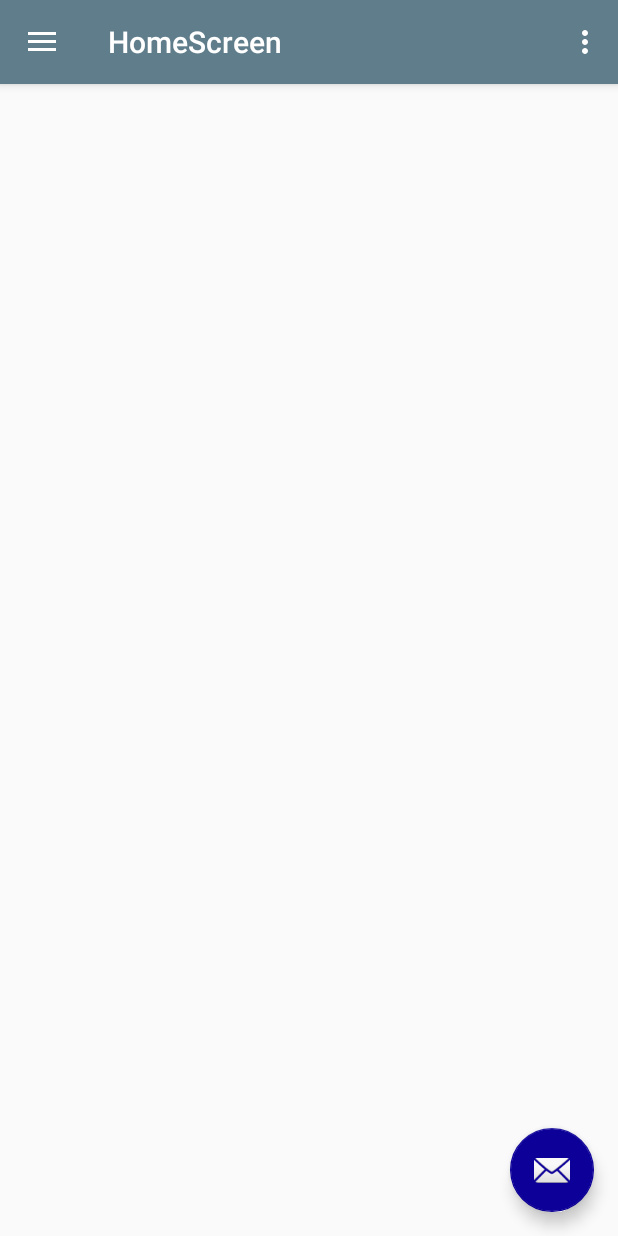
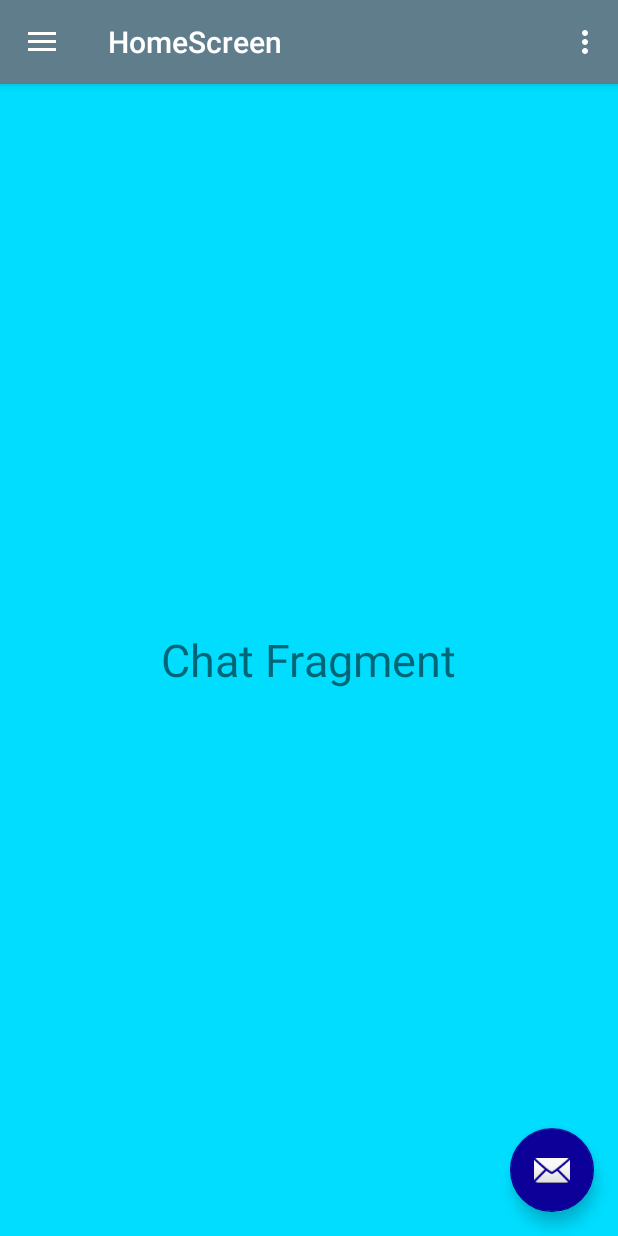
Before and after one commit to felixchanhk/HealthCorner, an Android app: the HomeScreen screen opened directly, with no data from a screen before it, in the side drawer, after a tap on "Gallery", on a phone screen of 412 x 824 dp. Run offline under Robolectric (Android 15) with nearby library versions, the light colour scheme and no system bars; 2 statements that could not run were skipped.

Commit message:
add some fragment into the app

```diff
--- a/app/src/main/AndroidManifest.xml
+++ b/app/src/main/AndroidManifest.xml
@@ -12,7 +12,8 @@
         <activity
             android:name=".HomeScreen"
             android:label="@string/title_activity_home_screen"
-            android:theme="@style/AppTheme.NoActionBar"></activity>
+            android:theme="@style/AppTheme.NoActionBar">
+        </activity>
         <activity android:name=".view.RegisterActivity" />
         <activity android:name=".view.MainActivity" />
         <activity android:name=".view.LoginActivity">
--- a/app/src/main/java/com/example/healthcorner/HomeScreen.java
+++ b/app/src/main/java/com/example/healthcorner/HomeScreen.java
@@ -16,6 +16,10 @@ import android.support.v7.app.AppCompatActivity;
 import android.support.v7.widget.Toolbar;
 import android.view.Menu;
 import android.widget.TextView;
+
+import com.example.healthcorner.view.Bmi_Fragment;
+import com.example.healthcorner.view.DrinkWater_Fragment;
+
 
 public class HomeScreen extends AppCompatActivity
         implements NavigationView.OnNavigationItemSelectedListener {
@@ -102,11 +106,14 @@ public class HomeScreen extends AppCompatActivity
 
         if (id == R.id.nav_home) {
             // Handle the camera action
-            Log.e("action","a6");
+            Log.e("action","nav_home");
         } else if (id == R.id.nav_gallery) {
-
+            getSupportFragmentManager().beginTransaction().replace(R.id.fragment_container,
+                    new Bmi_Fragment()).commit();
+            Log.e("action","nav_gallery");
         } else if (id == R.id.nav_slideshow) {
-
+            getSupportFragmentManager().beginTransaction().replace(R.id.fragment_container,
+                    new DrinkWater_Fragment()).commit();
         } else if (id == R.id.nav_tools) {
 
         } else if (id == R.id.nav_share) {
--- /dev/null
+++ b/app/src/main/java/com/example/healthcorner/view/Bmi_Fragment.java
@@ -0,0 +1,20 @@
+package com.example.healthcorner.view;
+
+import android.os.Bundle;
+import android.support.annotation.NonNull;
+import android.support.annotation.Nullable;
+import android.support.v4.app.Fragment;
+import android.view.LayoutInflater;
+import android.view.View;
+import android.view.ViewGroup;
+
+import com.example.healthcorner.R;
+
+public class Bmi_Fragment extends Fragment {
+    @Nullable
+    @Override
+    public View onCreateView(@NonNull LayoutInflater inflater, @Nullable ViewGroup container, @Nullable Bundle savedInstanceState) {
+        return inflater.inflate(R.layout.fragment_bmi, container, false);
+
+    }
+}
--- a/app/src/main/res/layout/content_home_screen.xml
+++ b/app/src/main/res/layout/content_home_screen.xml
@@ -8,4 +8,9 @@
     tools:context=".HomeScreen"
     tools:showIn="@layout/app_bar_home_screen">
 
+    <FrameLayout
+        android:id="@+id/fragment_container"
+        android:layout_width="match_parent"
+        android:layout_height="match_parent"></FrameLayout>
+
 </android.support.constraint.ConstraintLayout>
--- /dev/null
+++ b/app/src/main/res/layout/fragment_bmi.xml
@@ -0,0 +1,14 @@
+<?xml version="1.0" encoding="utf-8"?>
+<RelativeLayout xmlns:android="http://schemas.android.com/apk/res/android"
+    android:layout_width="match_parent"
+    android:layout_height="match_parent"
+    android:background="@android:color/holo_blue_bright">
+
+    <TextView
+        android:layout_width="wrap_content"
+        android:layout_height="wrap_content"
+        android:text="@string/chat_fragment_content"
+        android:textSize="30sp"
+        android:layout_centerInParent="true"/>
+
+</RelativeLayout>
--- a/app/src/main/res/values/strings.xml
+++ b/app/src/main/res/values/strings.xml
@@ -22,4 +22,8 @@
     <string name="menu_tools">Tools</string>
     <string name="menu_share">Share</string>
     <string name="menu_send">Send</string>
+
+    <!-- TODO: Remove or change this placeholder text -->
+    <string name="hello_blank_fragment">Hello blank fragment</string>
+    <string name="drink_water_fragment_content">Cout Drinking Water Total</string>
 </resources>
```
Also changed, not shown: app/src/main/java/com/example/healthcorner/view/DrinkWater_Fragment.java (added, +20 -0 lines), app/src/main/res/layout/fragment_drink_water.xml (added, +14 -0 lines).
